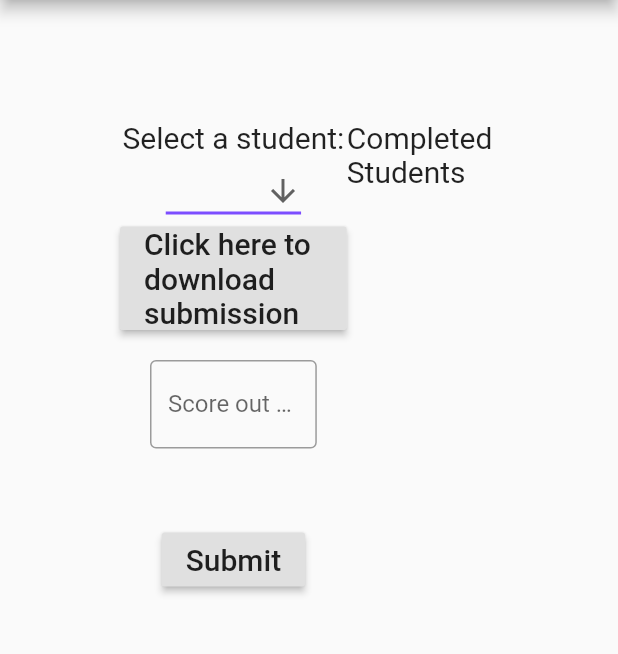
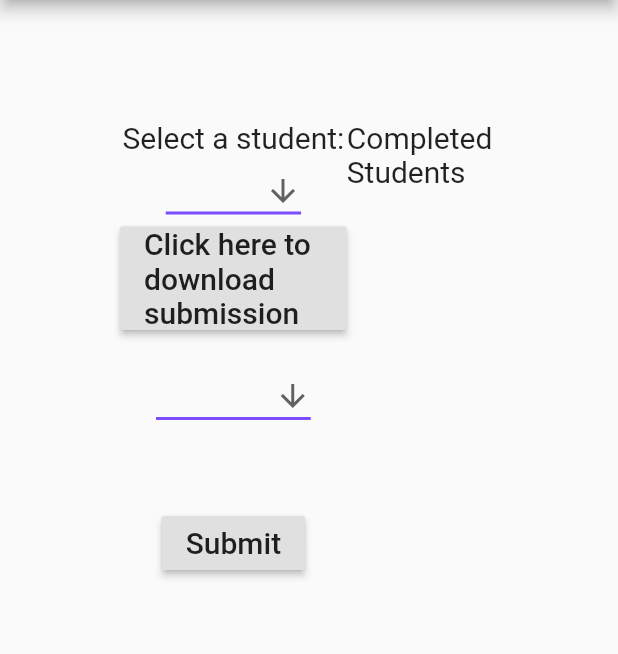
Before and after one commit to bsu-hci/HCI-FP-Student-Showcase, a Flutter app: the screen it shows after launch, after a tap on "Submit", on a phone screen of 412 x 824 dp, the part 84-738 px from its top. Run offline on Flutter 3.47's test engine with Material 2 defaults, Android fonts, the phone set to English and light mode, and no system bars.

Commit message:
Add rating labels

```diff
--- a/lib/main.dart
+++ b/lib/main.dart
@@ -29,20 +29,18 @@ class MyHomePage extends StatefulWidget {
 class _MyHomePageState extends State<MyHomePage> {
   String errorMessage = "";
   String dropdownValue;
+  String scoreValue;
   List<String> names = [];
   TextEditingController scoreTextField = new TextEditingController();
 
   void _submitStudentScore() {
     setState(() {
-      if (dropdownValue == null) {
-        errorMessage = "Sorry, you need to select a student to submit a score.";
-      } else if (int.parse(scoreTextField.text) >= 0 &&
-          int.parse(scoreTextField.text) <= 5) {
-        errorMessage = "";
-        names.add(dropdownValue + " | Score: " + scoreTextField.text);
-      } else {
-        errorMessage = "Sorry, you need to submit a score between 0 and 5.";
+      if (dropdownValue == null || scoreValue == null) {
+        errorMessage =
+            "Sorry, you need to select a student and a rating to submit a score.";
       }
+      errorMessage = "";
+      names.add(dropdownValue + " | Score: " + scoreValue);
     });
   }
 
@@ -101,12 +99,33 @@ class _MyHomePageState extends State<MyHomePage> {
                         mainAxisAlignment: MainAxisAlignment.spaceEvenly,
                         children: <Widget>[
                           new Flexible(
-                            child: TextFormField(
-                              controller: scoreTextField,
-                              decoration: InputDecoration(
-                                border: OutlineInputBorder(),
-                                labelText: 'Score out of 5',
+                            child: DropdownButton<String>(
+                              value: scoreValue,
+                              icon: Icon(Icons.arrow_downward),
+                              iconSize: 24,
+                              elevation: 16,
+                              style: TextStyle(color: Colors.deepPurple),
+                              underline: Container(
+                                height: 2,
+                                color: Colors.deepPurpleAccent,
                               ),
+                              onChanged: (String newValue) {
+                                setState(() {
+                                  scoreValue = newValue;
+                                });
+                              },
+                              items: <String>[
+                                '5 - Excellent',
+                                '4 - Good',
+                                '3 - Fair',
+                                '2 - Poor',
+                                '1 - Very Poor'
+                              ].map<DropdownMenuItem<String>>((String value) {
+                                return DropdownMenuItem<String>(
+                                  value: value,
+                                  child: Text(value),
+                                );
+                              }).toList(),
                             ),
                           ),
                         ],
```
